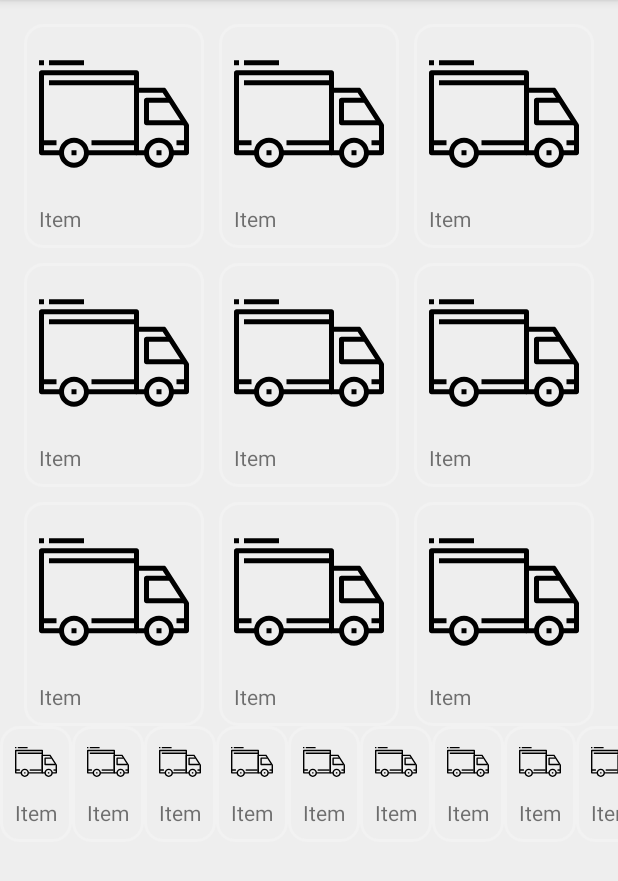
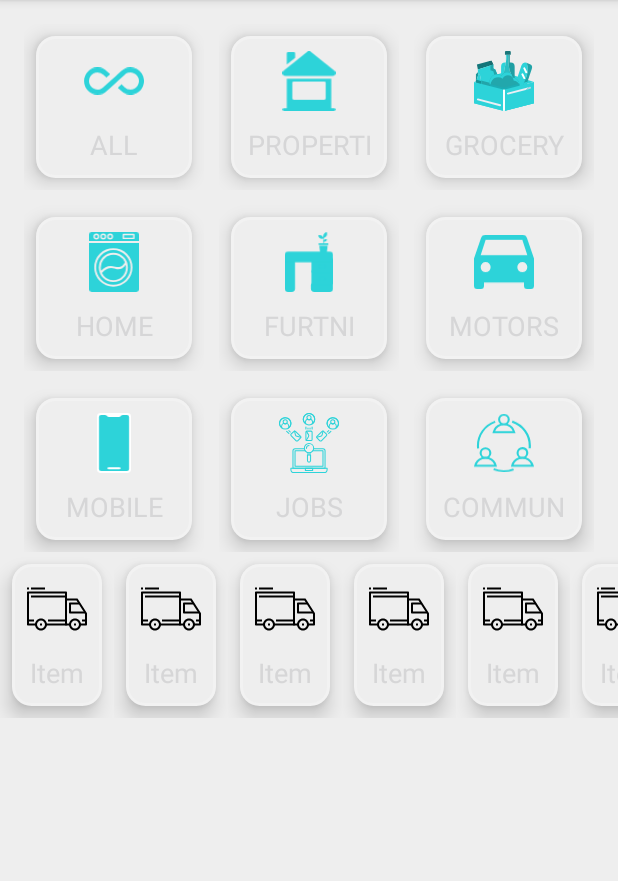
Before and after one commit to 1984Rakesh/AndroidGirdsAndLists, an Android app: the screen it shows after launch (MainActivity), on a phone screen of 412 x 824 dp, the part 84-965 px from its top. Run offline under Robolectric (Android 15) with nearby library versions, the phone set to English and light mode, and no system bars.

Commit message:
update ui added some hard coded categories to display

```diff
--- a/app/src/main/java/com/rakesh/gridactivity/GridAdapter.kt
+++ b/app/src/main/java/com/rakesh/gridactivity/GridAdapter.kt
@@ -1,11 +1,28 @@
 package com.rakesh.gridactivity
 
 import android.content.Context
+import android.content.res.Resources
+import android.media.Image
 import android.view.View
 import android.view.ViewGroup
 import android.widget.BaseAdapter
 
 public class GridAdapter : BaseAdapter {
+    class CategoryItem(var name: String, var imageResId: Int) {
+    }
+
+    private val categoryItems : List<GridAdapter.CategoryItem> = mutableListOf(
+            CategoryItem("All",R.drawable.ic_icon_material_all_inclusive),
+            CategoryItem("Properties",R.drawable.ic_sale_house),
+            CategoryItem("Grocery",R.drawable.ic_grocery_basket),
+            CategoryItem("Home Care",R.drawable.ic_home_care),
+            CategoryItem("Furtniture & Garden",R.drawable.ic_furniture_and_garden),
+            CategoryItem("Motors",R.drawable.ic_motors),
+            CategoryItem("Mobile Phone & Devices",R.drawable.ic_mobile),
+            CategoryItem("Jobs",R.drawable.ic_job),
+            CategoryItem("Communinity",R.drawable.ic_community),
+    )
+
     private val context : Context
 
     constructor(context: Context){
@@ -13,11 +30,11 @@ public class GridAdapter : BaseAdapter {
     }
 
     override fun getCount(): Int {
-        return  9
+        return  categoryItems.size
     }
 
     override fun getItem(position: Int): Any {
-        return "Item"
+        return categoryItems.get(position)
     }
 
     override fun getItemId(position: Int): Long {
@@ -34,8 +51,9 @@ public class GridAdapter : BaseAdapter {
             gridItemView = GridItemView(context)
         }
 
-        gridItemView.textView.text = "Item"
-        gridItemView.imageView.setImageResource(R.drawable.ic_truck)
+        var categoryItem : CategoryItem = getItem(position) as CategoryItem
+        gridItemView.textView.text = categoryItem.name.toUpperCase()
+        gridItemView.imageView.setImageResource(categoryItem.imageResId)
 
         return gridItemView
     }
--- a/app/src/main/res/layout/grid_item_view.xml
+++ b/app/src/main/res/layout/grid_item_view.xml
@@ -3,37 +3,54 @@
     xmlns:android="http://schemas.android.com/apk/res/android"
     xmlns:app="http://schemas.android.com/apk/res-auto"
     android:layout_width="match_parent"
+    android:layout_height="wrap_content">
+
+    <androidx.constraintlayout.widget.ConstraintLayout
+        android:id="@+id/grid_item_view_inner_container"
+        android:layout_width="match_parent"
         android:layout_height="wrap_content"
-    android:id="@+id/grid_item_view_inner_container"
-    android:background="@drawable/grid_item_background">
+        android:layout_marginStart="8dp"
+        android:layout_marginTop="8dp"
+        android:layout_marginEnd="8dp"
+        android:layout_marginBottom="8dp"
+        android:background="@drawable/grid_item_background"
+        android:elevation="8dp"
+        app:layout_constraintBottom_toBottomOf="parent"
+        app:layout_constraintEnd_toEndOf="parent"
+        app:layout_constraintStart_toStartOf="parent"
+        app:layout_constraintTop_toTopOf="parent">
 
         <ImageView
             android:id="@+id/grid_item_view_image"
-        android:contentDescription="@string/grid_item_image"
-        android:layout_width="0dp"
-        android:layout_height="0dp"
+            android:layout_width="40dp"
+            android:layout_height="40dp"
             android:layout_marginStart="10dp"
             android:layout_marginTop="10dp"
             android:layout_marginEnd="10dp"
+            android:contentDescription="@string/grid_item_image"
             app:layout_constraintBottom_toTopOf="@+id/grid_item_view_text"
+            app:layout_constraintDimensionRatio="1:1"
             app:layout_constraintEnd_toEndOf="parent"
             app:layout_constraintStart_toStartOf="parent"
-        app:layout_constraintTop_toTopOf="parent"
-        app:layout_constraintDimensionRatio="1:1"/>
+            app:layout_constraintTop_toTopOf="parent" />
 
         <TextView
             android:id="@+id/grid_item_view_text"
+            android:textColor="@color/highlight_text"
+            android:textAlignment="center"
+            android:maxLines="1"
+            android:textSize="8pt"
+            android:fontFamily="beb"
             android:layout_width="match_parent"
             android:layout_height="wrap_content"
-
             android:layout_marginStart="10dp"
             android:layout_marginTop="10dp"
             android:layout_marginEnd="10dp"
             android:layout_marginBottom="10dp"
-        android:text="@string/grid_item_text"
             app:layout_constraintBottom_toBottomOf="@id/grid_item_view_inner_container"
             app:layout_constraintEnd_toEndOf="parent"
             app:layout_constraintStart_toStartOf="parent"
             app:layout_constraintTop_toBottomOf="@+id/grid_item_view_image" />
+    </androidx.constraintlayout.widget.ConstraintLayout>
 
 </androidx.constraintlayout.widget.ConstraintLayout>
```
Lines whose indentation alone changed are shown as unchanged.
